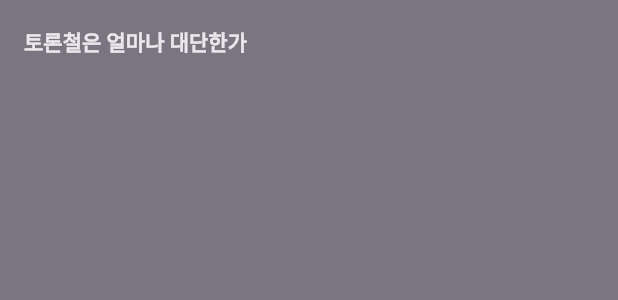
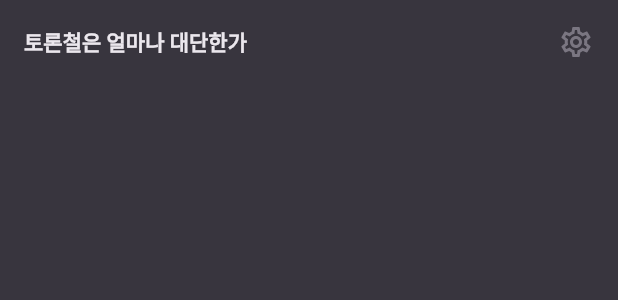
Before and after one commit to Debate-Season/DebateSeason_Frontend_V1, a Flutter app: the ChatRoomAppBar widget shown alone on an empty page, opened directly, on a phone screen of 412 x 824 dp. Shown: the top 300 px of the screen. Run offline on Flutter 3.47's test engine with Material 3 defaults, Android fonts, the phone set to English and light mode, and no system bars; our stand-ins replace flutter_dotenv, flutter_secure_storage, flutter_svg, get, logger; missing offline and left inert: kakao_flutter_sdk_user, stomp_dart_client; accounts and stored records are empty; Roboto replaces fonts that are missing (Pretendard).

Commit message:
mod #29 채팅방 UI명세에 맞춰 디자인 수정

```diff
--- a/lib/features/chat/presentation/widgets/chat_room_app_bar.dart
+++ b/lib/features/chat/presentation/widgets/chat_room_app_bar.dart
@@ -14,11 +14,9 @@ class ChatRoomAppBar extends StatelessWidget implements PreferredSizeWidget{
   @override
   Widget build(BuildContext context) {
     return AppBar(
-      backgroundColor: grey50,
+      backgroundColor: grey80,
       automaticallyImplyLeading: false,
-      title: Container(
-        width: double.infinity,
-        child: Row(
+      title: Row(
         children: [
           Expanded(
             child: Text(
@@ -29,8 +27,9 @@ class ChatRoomAppBar extends StatelessWidget implements PreferredSizeWidget{
           ),
           Gaps.h12,
           Transform(
+            alignment: Alignment.center,
             transform: Matrix4.identity()..translate(0.0, 0.0)..rotateZ(3.14),
-              child: Container(
+            child: SizedBox(
               width: 24.0,
               height: 24.0,
               child: SvgPicture.asset(
@@ -40,7 +39,6 @@ class ChatRoomAppBar extends StatelessWidget implements PreferredSizeWidget{
           )
         ],
       ),
-      ),
     );
   }
 
```
Also changed, not shown: lib/core/constants/dimensions.dart (+6 -3 lines), lib/features/chat/presentation/view/chat_room_screen.dart (+9 -3 lines), lib/features/chat/presentation/widgets/chat_input_field.dart (+30 -6 lines), assets/icons/add.svg (added). Lines whose indentation alone changed are shown as unchanged.
